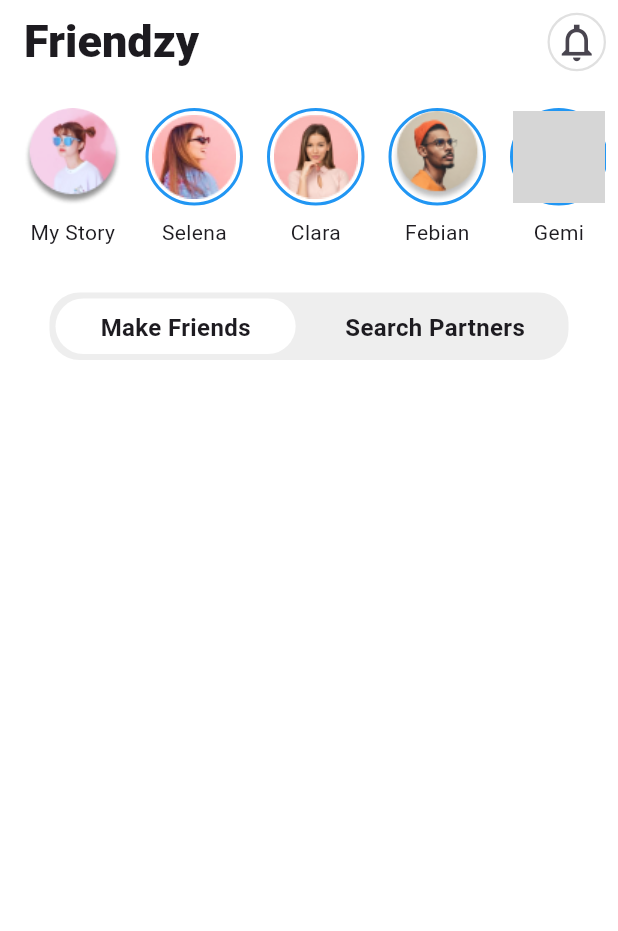
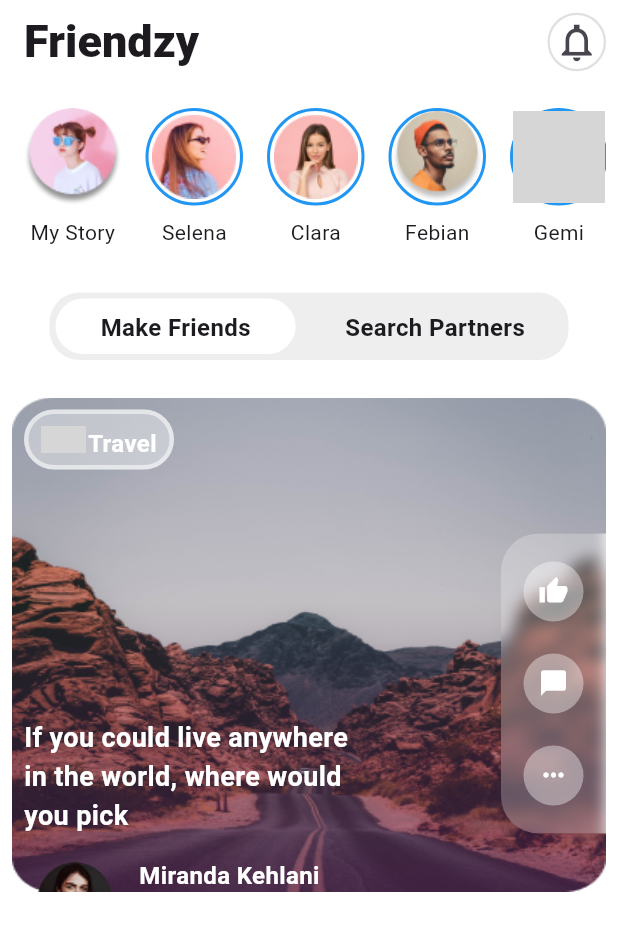
Before and after one commit to Ghulam-Ahmed-1357/test_figma_design_flutter, a Flutter app: the HomePage screen opened by its route, on a phone screen of 412 x 824 dp. Shown: the top 931 px of the screen. Run offline on Flutter 3.47's test engine with Material 3 defaults, Android fonts, the phone set to English and light mode, and no system bars; drawn by our look-alikes of blurrycontainer; our stand-ins replace get; network calls fail; grey boxes are pictures that could not be loaded.

Commit message:
home page post

```diff
--- /dev/null
+++ b/lib/custom_widgets/home_page_post.dart
@@ -0,0 +1,191 @@
+import 'package:flutter/material.dart';
+import 'package:blurrycontainer/blurrycontainer.dart';
+
+class HomePagePost extends StatelessWidget {
+  final String imageUrl;
+  final String text;
+  final String name;
+  final String nickName;
+  final String title;
+  final String iconUrl;
+  final String profileImage;
+
+  const HomePagePost({
+    super.key,
+    required this.imageUrl,
+    required this.text,
+    required this.name,
+    required this.nickName,
+    required this.title,
+    required this.iconUrl,
+    required this.profileImage,
+  });
+
+  @override
+  Widget build(BuildContext context) {
+    return SizedBox(
+      height: MediaQuery.of(context).size.height * 0.4,
+      width: double.infinity,
+      child: Stack(
+        children: [
+          ClipRRect(
+            borderRadius: BorderRadius.circular(15),
+            child:
+            Image.asset(
+              'assets/images/i1.png',
+              height:
+              MediaQuery.of(context).size.height * 0.45,
+              width: double.infinity,
+              fit: BoxFit.fill,
+            )
+          ),
+          Padding(
+            padding: const EdgeInsets.all(8),
+            child: Container(
+              height: 40,
+              width: 100,
+              decoration: BoxDecoration(
+                color: Colors.white38,
+                borderRadius: BorderRadius.circular(20),
+                border: Border.all(width: 3, color: Colors.white54),
+              ),
+              child: Padding(
+                padding: const EdgeInsets.all(8.0),
+                child: Row(
+                  mainAxisAlignment: MainAxisAlignment.spaceAround,
+                  children: [
+                    ClipRRect(
+                      borderRadius: BorderRadius.circular(40),
+                      child: Image.asset(
+                        iconUrl,
+                        height: 30,
+                        width: 30,
+                      ),
+                    ),
+                    Text(
+                      title,
+                      style: TextStyle(
+                        color: Colors.white,
+                        fontSize: 16,
+                        fontWeight: FontWeight.bold,
+                      ),
+                    ),
+                  ],
+                ),
+              ),
+            ),
+          ),
+          Positioned(
+            top: MediaQuery.of(context).size.height * 0.25,
+            child: Padding(
+              padding: const EdgeInsets.all(8.0),
+              child: Text(
+                text,
+                style: TextStyle(
+                  color: Colors.white,
+                  fontWeight: FontWeight.w600,
+                  fontSize: 18,
+                ),
+              ),
+            ),
+          ),
+          Positioned(
+            top: MediaQuery.of(context).size.height * 0.36,
+            child: Padding(
+              padding: const EdgeInsets.all(8.0),
+              child: SizedBox(
+                width: MediaQuery.of(context).size.width * 0.5,
+                height: 60,
+                child: Row(
+                  mainAxisAlignment: MainAxisAlignment.spaceAround,
+                  children: [
+                    ClipRRect(
+                      borderRadius: BorderRadius.circular(100),
+                      child: Image.asset(
+                        profileImage,
+                        fit: BoxFit.cover,
+                        height: 50,
+                        width: 50,
+                      ),
+                    ),
+                    Column(
+                      mainAxisAlignment:
+                      MainAxisAlignment.spaceAround,
+                      crossAxisAlignment: CrossAxisAlignment.start,
+                      children: [
+                        Text(
+                          name,
+                          style: TextStyle(
+                            color: Colors.white,
+                            fontWeight: FontWeight.w600,
+                            fontSize: 16,
+                          ),
+                        ),
+                        Text(
+                          nickName,
+                          style: TextStyle(
+                            color: Colors.white,
+                            fontWeight: FontWeight.w400,
+                            fontSize: 18,
+                          ),
+                        ),
+                      ],
+                    ),
+                  ],
+                ),
+              ),
+            ),
+          ),
+          Positioned(
+            right: 0,
+            child: Padding(
+              padding: EdgeInsets.only(
+                top: MediaQuery.of(context).size.height * 0.11,
+              ),
+              child: BlurryContainer(
+                height: 200,
+                width: 70,
+                color: Colors.white24,
+                blur: 5,
+                borderRadius: BorderRadius.only(
+                  topLeft: Radius.circular(25),
+                  bottomLeft: Radius.circular(25),
+                  topRight: Radius.circular(-40),
+                ),
+                child: Column(
+                  mainAxisAlignment: MainAxisAlignment.spaceAround,
+                  children: [
+                    CircleAvatar(
+                      backgroundColor: Colors.white38,
+                      child: Icon(
+                        Icons.thumb_up,
+                        color: Colors.white,
+                        size: 20,
+                      ),
+                    ),
+                    CircleAvatar(
+                      backgroundColor: Colors.white38,
+                      child: Icon(
+                        Icons.messenger_outlined,
+                        color: Colors.white,
+                        size: 20,
+                      ),
+                    ),
+                    CircleAvatar(
+                      backgroundColor: Colors.white38,
+                      child: Icon(
+                        Icons.more_horiz,
+                        color: Colors.white,
+                        size: 20,
+                      ),
+                    ),
+                  ],
+                ),
+              ),
+            ),
+          ),
+        ],
+      ),
+    );
+  }
+}
--- a/lib/views/home.dart
+++ b/lib/views/home.dart
@@ -1,6 +1,7 @@
 import 'package:first_figma_design/app_navigation/app_navigation.dart';
 import 'package:first_figma_design/controller/controller.dart';
 import 'package:first_figma_design/custom_widgets/custom_bottom_navigation_bar.dart';
+import 'package:first_figma_design/custom_widgets/home_page_post.dart';
 import 'package:first_figma_design/custom_widgets/profile_image_with_name.dart';
 import 'package:first_figma_design/models/model.dart';
 import 'package:first_figma_design/route_names/route_names.dart';
@@ -162,6 +163,27 @@ class HomePage extends StatelessWidget {
                   ),
                 ),
                 SizedBox(height: 10),
+                controller.is_mf.value
+                    ? HomePagePost(
+                      imageUrl: 'assets/images/i1.png',
+                      text:
+                          'If you could live anywhere\nin the world, where would\nyou pick',
+                      name: 'Miranda Kehlani',
+                      nickName: 'STUTTGART',
+                      title: 'Travel',
+                      iconUrl: 'assets/images/image1.jfif',
+                      profileImage: 'assets/images/u1.png',
+                    )
+                    : HomePagePost(
+                      imageUrl: 'assets/images/image9.jpeg',
+                      text:
+                          'If you could live anywhere\nin the world, where would\nyou pick',
+                      name: 'Miranda Kehlani',
+                      nickName: 'STUTTGART',
+                      title: 'Travel',
+                      iconUrl: 'assets/images/image1.jfif',
+                      profileImage: 'assets/images/u1.png',
+                    ),
               ],
             ),
           ),
--- a/pubspec.yaml
+++ b/pubspec.yaml
@@ -39,6 +39,8 @@ dependencies:
 dev_dependencies:
   flutter_test:
     sdk: flutter
+  blurrycontainer: 2.1.0
+
 
   # The "flutter_lints" package below contains a set of recommended lints to
   # encourage good coding practices. The lint set provided by the package is
```
Also changed, not shown: pubspec.lock.
